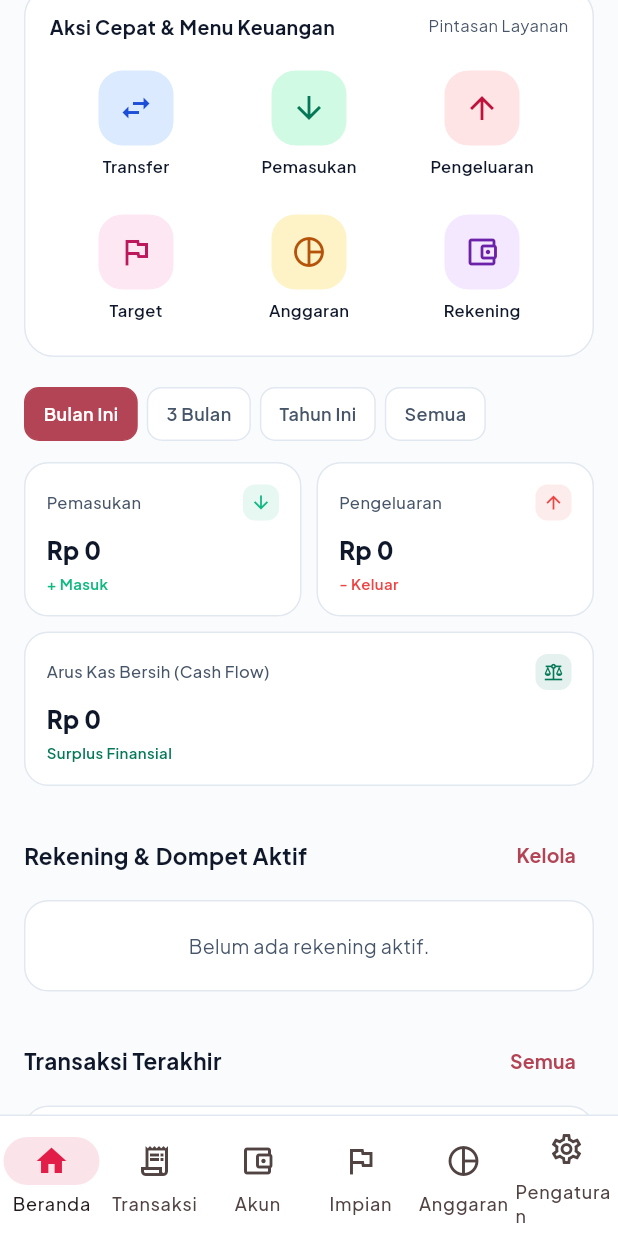
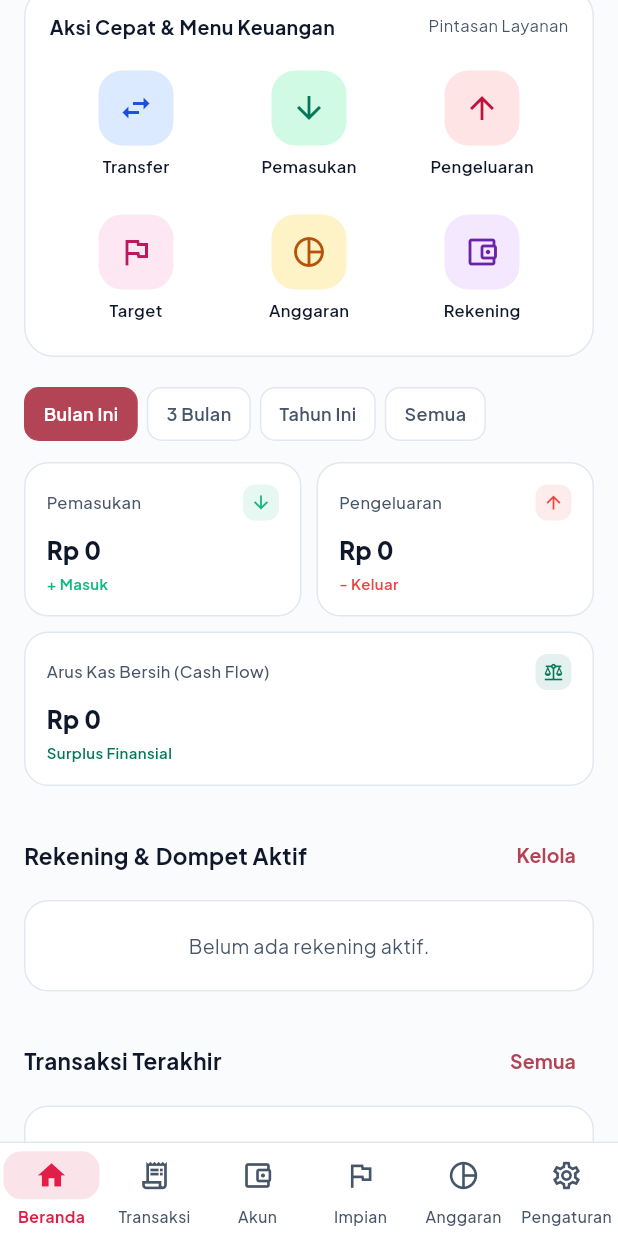
Before and after one commit to fdwi/nabang, a Flutter app: the MainNavScreen screen opened directly, scrolled down 576 dp, on a phone screen of 412 x 824 dp. Run offline on Flutter 3.47's test engine with Material 3 defaults, Android fonts, the phone set to English and light mode, and no system bars; our stand-ins replace google_fonts, supabase_flutter; accounts and stored records are empty.

Commit message:
fix: adjust bottom navigation bar height and padding for proper alignment

```diff
--- a/mobile/lib/screens/main_nav_screen.dart
+++ b/mobile/lib/screens/main_nav_screen.dart
@@ -79,43 +79,62 @@ class _MainNavScreenState extends State<MainNavScreen> {
           color: Colors.white,
           border: Border(top: BorderSide(color: NabangColors.border, width: 1)),
         ),
-        child: SafeArea(
+        child: NavigationBarTheme(
+          data: NavigationBarThemeData(
+            height: 62,
+            indicatorColor: NabangColors.primary.withOpacity(0.12),
+            indicatorShape: RoundedRectangleBorder(borderRadius: BorderRadius.circular(12)),
+            labelTextStyle: WidgetStateProperty.resolveWith((states) {
+              final isSelected = states.contains(WidgetState.selected);
+              return TextStyle(
+                fontSize: 10.5,
+                fontWeight: isSelected ? FontWeight.w700 : FontWeight.w500,
+                color: isSelected ? NabangColors.primary : NabangColors.textSecondary,
+              );
+            }),
+            iconTheme: WidgetStateProperty.resolveWith((states) {
+              final isSelected = states.contains(WidgetState.selected);
+              return IconThemeData(
+                size: 22,
+                color: isSelected ? NabangColors.primary : NabangColors.textSecondary,
+              );
+            }),
+          ),
           child: NavigationBar(
             selectedIndex: _currentIndex,
             onDestinationSelected: _onTabTapped,
             backgroundColor: Colors.white,
             elevation: 0,
-            indicatorColor: NabangColors.primary.withOpacity(0.12),
             labelBehavior: NavigationDestinationLabelBehavior.alwaysShow,
             destinations: const [
               NavigationDestination(
                 icon: Icon(Icons.home_outlined),
-                selectedIcon: Icon(Icons.home, color: NabangColors.primary),
+                selectedIcon: Icon(Icons.home),
                 label: 'Beranda',
               ),
               NavigationDestination(
                 icon: Icon(Icons.receipt_long_outlined),
-                selectedIcon: Icon(Icons.receipt_long, color: NabangColors.primary),
+                selectedIcon: Icon(Icons.receipt_long),
                 label: 'Transaksi',
               ),
               NavigationDestination(
                 icon: Icon(Icons.account_balance_wallet_outlined),
-                selectedIcon: Icon(Icons.account_balance_wallet, color: NabangColors.primary),
+                selectedIcon: Icon(Icons.account_balance_wallet),
                 label: 'Akun',
               ),
               NavigationDestination(
                 icon: Icon(Icons.flag_outlined),
-                selectedIcon: Icon(Icons.flag, color: NabangColors.primary),
+                selectedIcon: Icon(Icons.flag),
                 label: 'Impian',
               ),
               NavigationDestination(
                 icon: Icon(Icons.pie_chart_outline),
-                selectedIcon: Icon(Icons.pie_chart, color: NabangColors.primary),
+                selectedIcon: Icon(Icons.pie_chart),
                 label: 'Anggaran',
               ),
               NavigationDestination(
                 icon: Icon(Icons.settings_outlined),
-                selectedIcon: Icon(Icons.settings, color: NabangColors.primary),
+                selectedIcon: Icon(Icons.settings),
                 label: 'Pengaturan',
               ),
             ],
```
